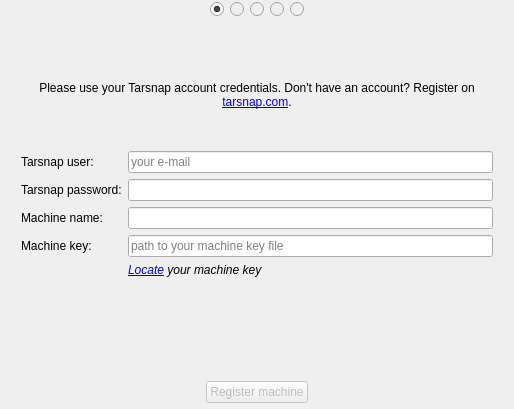
Before: the Qt Designer form forms/setupdialog.ui in Tarsnap/tarsnap-gui, drawn with Qt 5.
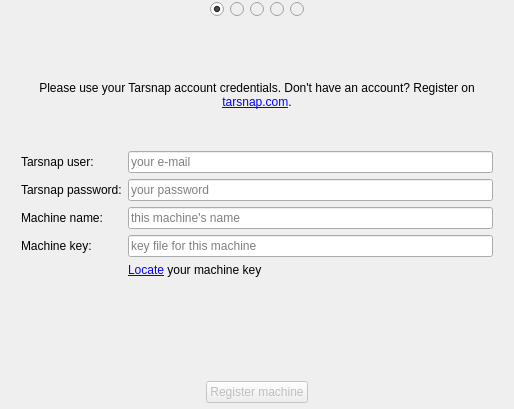
After: the same form once the commit is applied. The open tabs and pages were chosen to show the change. Icons and pictures are not drawn.

What changed in the file:
```diff
--- a/forms/setupdialog.ui
+++ b/forms/setupdialog.ui
@@ -748,6 +748,9 @@
             <property name="echoMode">
              <enum>QLineEdit::Password</enum>
             </property>
+            <property name="placeholderText">
+             <string>your password</string>
+            </property>
             <property name="clearButtonEnabled">
              <bool>true</bool>
             </property>
@@ -768,6 +771,9 @@
             <property name="text">
              <string/>
             </property>
+            <property name="placeholderText">
+             <string>this machine's name</string>
+            </property>
             <property name="clearButtonEnabled">
              <bool>true</bool>
             </property>
@@ -789,7 +795,7 @@
              <string/>
             </property>
             <property name="placeholderText">
-             <string>path to your machine key file</string>
+             <string>key file for this machine</string>
             </property>
             <property name="clearButtonEnabled">
              <bool>true</bool>
@@ -798,11 +804,6 @@
           </item>
           <item row="4" column="1">
            <widget class="QLabel" name="locateMachineKeyLabel">
-            <property name="font">
-             <font>
-              <italic>true</italic>
-             </font>
-            </property>
             <property name="text">
              <string>&lt;html&gt;&lt;head/&gt;&lt;body&gt;&lt;p&gt;&lt;a href=&quot;/&quot;&gt;&lt;span style=&quot; text-decoration: underline; color:#0000ff;&quot;&gt;Locate&lt;/span&gt;&lt;/a&gt; your machine key&lt;/p&gt;&lt;/body&gt;&lt;/html&gt;</string>
             </property>
```
Left out of the diff: 4 changed lines with no effect on the pictures.
